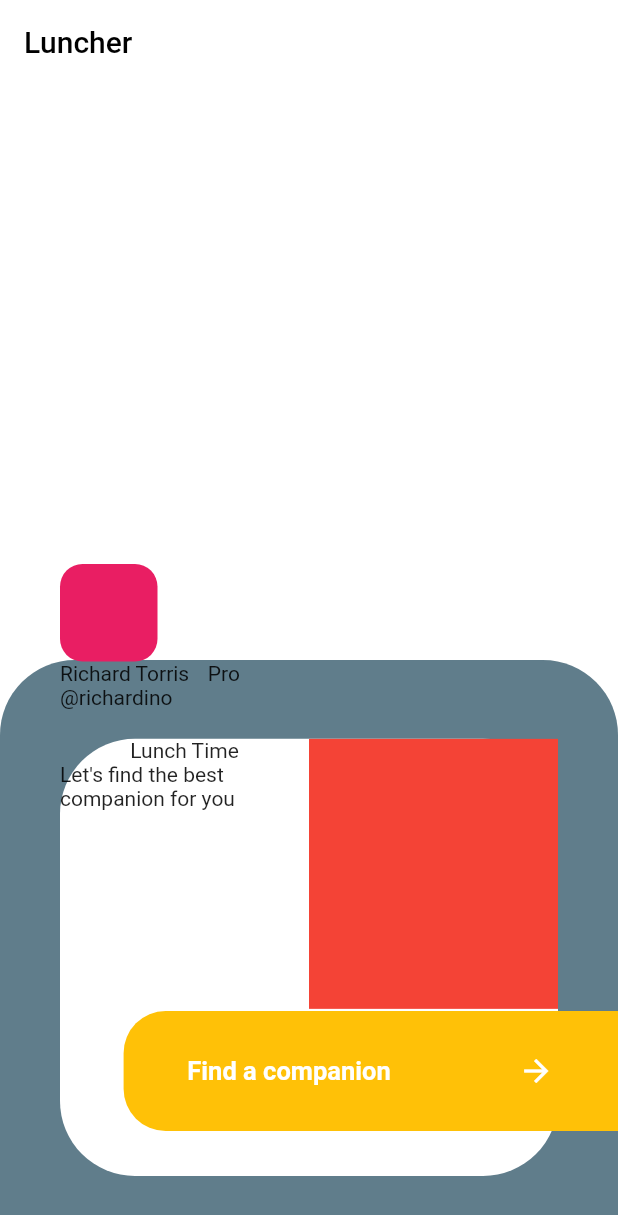
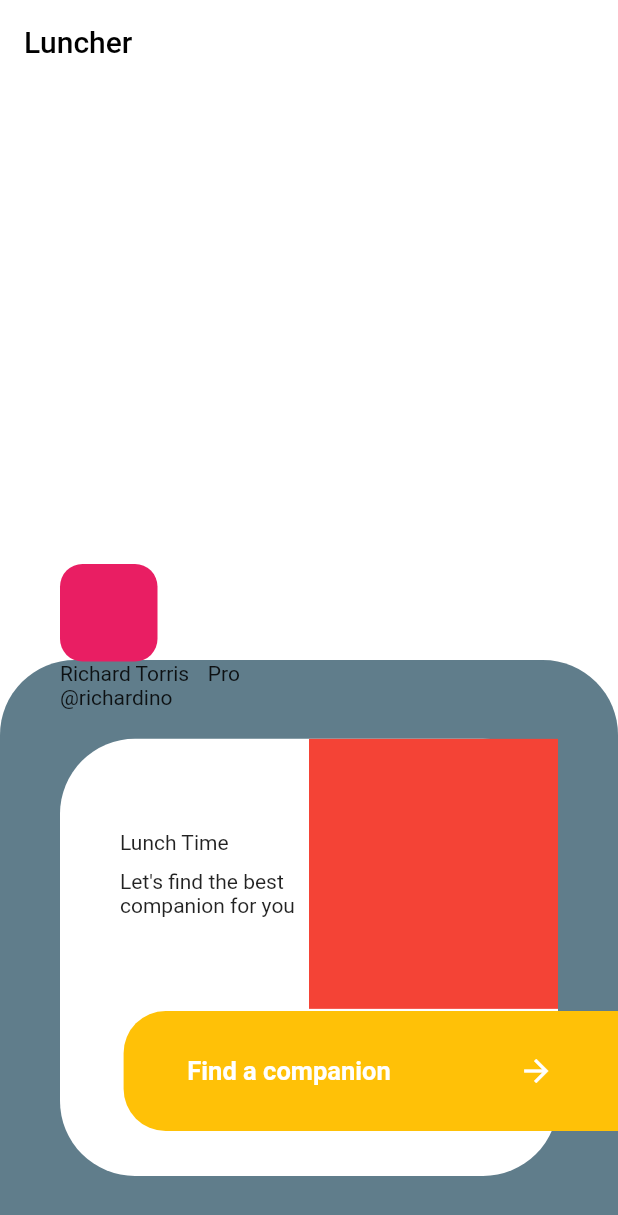
Before and after one commit to france00mf/challenge_flutter_1, a Flutter app: the screen it shows after launch, on a phone screen of 412 x 824 dp. Shown: the top 1215 px of the screen. Run offline on Flutter 3.47's test engine with Material 2 defaults, Android fonts, the phone set to English and light mode, and no system bars.

Commit message:
build: positioned text lunch tume

```diff
--- a/lib/src/ui/home/home.dart
+++ b/lib/src/ui/home/home.dart
@@ -99,16 +99,32 @@ class _HomeState extends State<Home> {
                                       child: Row(
                                         children: <Widget>[
                                           Expanded(
-                                            flex: 50,
-                                            child: Column(
-                                              children: <Widget>[
-                                                Text("Lunch Time"),
-                                                Text(
-                                                  "Let's find the best companion for you",
-                                                )
-                                              ],
-                                            ),
-                                          ),
+                                              flex: 50,
+                                              child: Container(
+                                                padding:
+                                                    EdgeInsets.only(left: 40),
+                                                child: Column(
+                                                  mainAxisAlignment:
+                                                      MainAxisAlignment.center,
+                                                  children: <Widget>[
+                                                    Align(
+                                                      alignment:
+                                                          Alignment.centerLeft,
+                                                      child: Text("Lunch Time"),
+                                                    ),
+                                                    Container(
+                                                      height: 10,
+                                                    ),
+                                                    Align(
+                                                      alignment:
+                                                          Alignment.centerLeft,
+                                                      child: Text(
+                                                        "Let's find the best \ncompanion for you",
+                                                      ),
+                                                    ),
+                                                  ],
+                                                ),
+                                              )),
                                           Expanded(
                                               flex: 50,
                                               child: Container(
```
